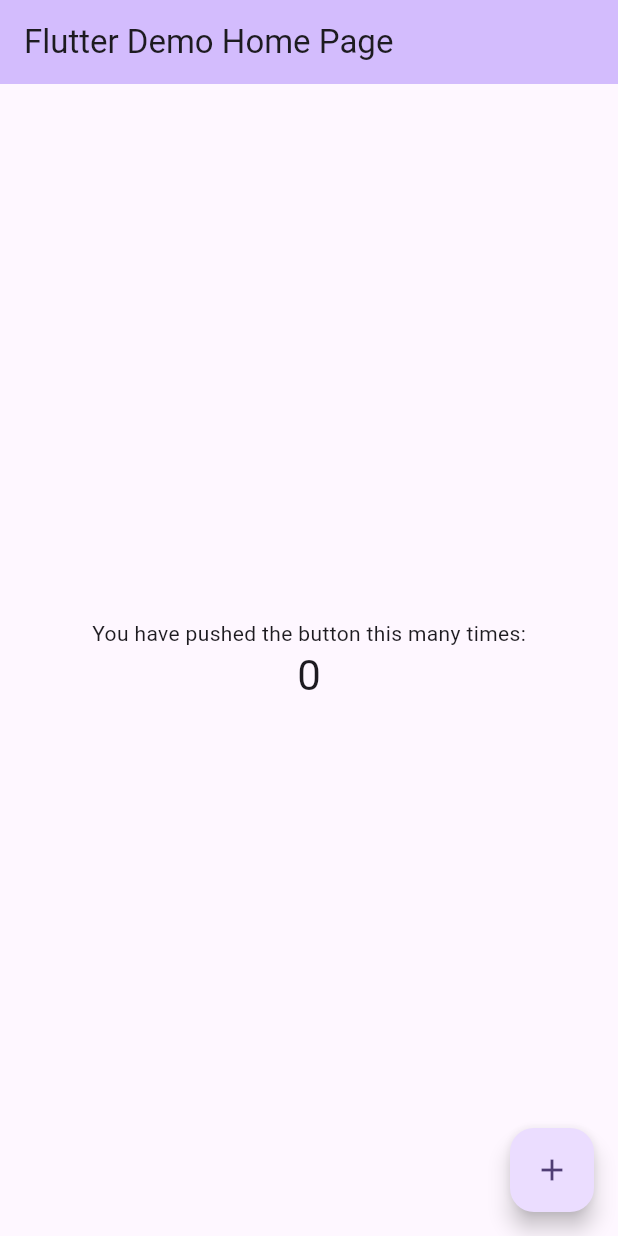
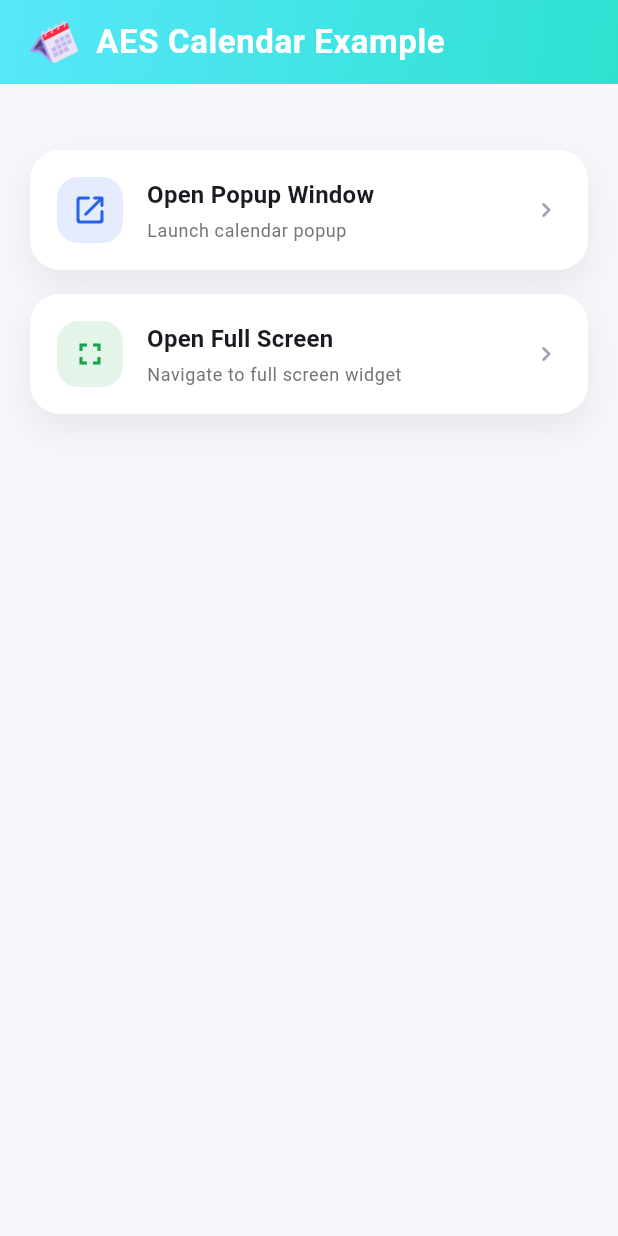
Before and after one commit to aesperts/aes_calendar, a Flutter app: the screen it shows after launch, on a phone screen of 412 x 824 dp. Run offline on Flutter 3.47's test engine with Material 3 defaults, Android fonts, the phone set to English and light mode, and no system bars.

Commit message:
feat: full theme/text customization, dialog + full-screen modes, example UI and docs
- Add AesCalendarTheme and AesCalendarTexts for colors, styles, and labels
- Add AesCalendarDefaults.themeOf(context) for theme-aware defaults
- Support dialog mode via AesCalendar.show() and embedded widget mode
- Add monthLabelBuilder for custom month header
- Replace deprecated withOpacity with withValues(alpha:)
- Restyle example: gradient header, popup and full-screen cards
- Update README with screenshots, usage, and customization
- Update CHANGELOG for 0.0.3

````diff
--- a/example/lib/main.dart
+++ b/example/lib/main.dart
@@ -1,3 +1,4 @@
+import 'package:aes_calendar/aes_calendar.dart';
 import 'package:flutter/material.dart';
 
 void main() {
@@ -7,116 +8,255 @@ void main() {
 class MyApp extends StatelessWidget {
   const MyApp({super.key});
 
-  // This widget is the root of your application.
   @override
   Widget build(BuildContext context) {
     return MaterialApp(
-      title: 'Flutter Demo',
+      debugShowCheckedModeBanner: false,
+      title: 'AES Calendar Example',
       theme: ThemeData(
-        // This is the theme of your application.
-        //
-        // TRY THIS: Try running your application with "flutter run". You'll see
-        // the application has a purple toolbar. Then, without quitting the app,
-        // try changing the seedColor in the colorScheme below to Colors.green
-        // and then invoke "hot reload" (save your changes or press the "hot
-        // reload" button in a Flutter-supported IDE, or press "r" if you used
-        // the command line to start the app).
-        //
-        // Notice that the counter didn't reset back to zero; the application
-        // state is not lost during the reload. To reset the state, use hot
-        // restart instead.
-        //
-        // This works for code too, not just values: Most code changes can be
-        // tested with just a hot reload.
-        colorScheme: ColorScheme.fromSeed(seedColor: Colors.deepPurple),
+        colorScheme: ColorScheme.fromSeed(seedColor: const Color(0xff2563EB)),
+        useMaterial3: true,
       ),
-      home: const MyHomePage(title: 'Flutter Demo Home Page'),
+      home: const AesCalendarExamplePage(),
     );
   }
 }
 
-class MyHomePage extends StatefulWidget {
-  const MyHomePage({super.key, required this.title});
-
-  // This widget is the home page of your application. It is stateful, meaning
-  // that it has a State object (defined below) that contains fields that affect
-  // how it looks.
-
-  // This class is the configuration for the state. It holds the values (in this
-  // case the title) provided by the parent (in this case the App widget) and
-  // used by the build method of the State. Fields in a Widget subclass are
-  // always marked "final".
-
-  final String title;
-
-  @override
-  State<MyHomePage> createState() => _MyHomePageState();
-}
-
-class _MyHomePageState extends State<MyHomePage> {
-  int _counter = 0;
-
-  void _incrementCounter() {
-    setState(() {
-      // This call to setState tells the Flutter framework that something has
-      // changed in this State, which causes it to rerun the build method below
-      // so that the display can reflect the updated values. If we changed
-      // _counter without calling setState(), then the build method would not be
-      // called again, and so nothing would appear to happen.
-      _counter++;
-    });
-  }
+class AesCalendarExamplePage extends StatelessWidget {
+  const AesCalendarExamplePage({super.key});
 
   @override
   Widget build(BuildContext context) {
-    // This method is rerun every time setState is called, for instance as done
-    // by the _incrementCounter method above.
-    //
-    // The Flutter framework has been optimized to make rerunning build methods
-    // fast, so that you can just rebuild anything that needs updating rather
-    // than having to individually change instances of widgets.
+    final theme = Theme.of(context);
+
     return Scaffold(
+      backgroundColor: const Color(0xffF5F7FB),
+
+      /// Gradient header similar to the screenshot
       appBar: AppBar(
-        // TRY THIS: Try changing the color here to a specific color (to
-        // Colors.amber, perhaps?) and trigger a hot reload to see the AppBar
-        // change color while the other colors stay the same.
-        backgroundColor: Theme.of(context).colorScheme.inversePrimary,
-        // Here we take the value from the MyHomePage object that was created by
-        // the App.build method, and use it to set our appbar title.
-        title: Text(widget.title),
+        elevation: 0,
+        automaticallyImplyLeading: false,
+        flexibleSpace: Container(
+          decoration: const BoxDecoration(
+            gradient: LinearGradient(
+              begin: Alignment.topLeft,
+              end: Alignment.bottomRight,
+              colors: [
+                Color(0xff58e7fb),
+                Color(0xff2de1d0),
+              ],
+            ),
+          ),
+          child: SafeArea(
+            bottom: false,
+            child: Padding(
+              padding: const EdgeInsets.symmetric(
+                horizontal: 20,
+                vertical: 14,
+              ),
+              child: Row(
+                children: [
+                  Center(
+                      child: Image.asset(
+                    "assets/calendar.png",
+                    height: 32,
+                    width: 32,
+                    fit: BoxFit.fill,
+                  )),
+                  const SizedBox(width: 12),
+                  Text(
+                    'AES Calendar Example',
+                    style: theme.textTheme.titleLarge?.copyWith(
+                      color: Colors.white,
+                      fontWeight: FontWeight.w700,
+                      letterSpacing: 0.4,
+                    ),
+                  ),
+                ],
+              ),
+            ),
+          ),
+        ),
       ),
-      body: Center(
-        // Center is a layout widget. It takes a single child and positions it
-        // in the middle of the parent.
-        child: Column(
-          // Column is also a layout widget. It takes a list of children and
-          // arranges them vertically. By default, it sizes itself to fit its
-          // children horizontally, and tries to be as tall as its parent.
-          //
-          // Column has various properties to control how it sizes itself and
-          // how it positions its children. Here we use mainAxisAlignment to
-          // center the children vertically; the main axis here is the vertical
-          // axis because Columns are vertical (the cross axis would be
-          // horizontal).
-          //
-          // TRY THIS: Invoke "debug painting" (choose the "Toggle Debug Paint"
-          // action in the IDE, or press "p" in the console), to see the
-          // wireframe for each widget.
-          mainAxisAlignment: MainAxisAlignment.center,
-          children: <Widget>[
-            const Text('You have pushed the button this many times:'),
-            Text(
-              '$_counter',
-              style: Theme.of(context).textTheme.headlineMedium,
+
+      /// Body with two mode cards
+      body: Padding(
+        padding: const EdgeInsets.all(20),
+        child: Center(
+          child: ConstrainedBox(
+            constraints: const BoxConstraints(maxWidth: 420),
+            child: Column(
+              crossAxisAlignment: CrossAxisAlignment.stretch,
+              children: [
+                const SizedBox(height: 24),
+
+                /// Dialog popup option
+                _ModeCard(
+                  icon: Icons.open_in_new_rounded,
+                  iconColor: const Color(0xff2563EB),
+                  title: 'Open Popup Window',
+                  subtitle: 'Launch calendar popup',
+                  onTap: () async {
+                    final selected = await AesCalendar.show(
+                      context,
+                      endDate: DateTime(2030),
+                    );
+
+                    if (selected != null && context.mounted) {
+                      ScaffoldMessenger.of(context).showSnackBar(
+                        SnackBar(
+                          content: Text(
+                            'Selected date: ${selected.toLocal()}',
+                          ),
+                        ),
+                      );
+                    }
+                  },
+                ),
+
+                const SizedBox(height: 16),
+
+                /// Full-screen / widget option
+                _ModeCard(
+                  icon: Icons.fullscreen,
+                  iconColor: const Color(0xff16A34A),
+                  title: 'Open Full Screen',
+                  subtitle: 'Navigate to full screen widget',
+                  onTap: () {
+                    Navigator.push(
+                      context,
+                      MaterialPageRoute(
+                        builder: (context) => const FullScreenCalendarPage(),
+                      ),
+                    );
+                  },
+                ),
+              ],
+            ),
+          ),
+        ),
+      ),
+    );
+  }
+}
+
+/// Card used for the two calendar modes.
+class _ModeCard extends StatelessWidget {
+  final IconData icon;
+  final Color iconColor;
+  final String title;
+  final String subtitle;
+  final VoidCallback onTap;
+
+  const _ModeCard({
+    required this.icon,
+    required this.iconColor,
+    required this.title,
+    required this.subtitle,
+    required this.onTap,
+  });
+
+  @override
+  Widget build(BuildContext context) {
+    final theme = Theme.of(context);
+
+    return InkWell(
+      borderRadius: BorderRadius.circular(20),
+      onTap: onTap,
+      child: Container(
+        padding: const EdgeInsets.all(18),
+        decoration: BoxDecoration(
+          color: Colors.white,
+          borderRadius: BorderRadius.circular(20),
+          boxShadow: [
+            BoxShadow(
+              blurRadius: 18,
+              spreadRadius: 1,
+              color: Colors.black.withValues(alpha: .06),
+              offset: const Offset(0, 10),
+            ),
+          ],
+        ),
+        child: Row(
+          children: [
+            Container(
+              width: 44,
+              height: 44,
+              decoration: BoxDecoration(
+                color: iconColor.withValues(alpha: .12),
+                borderRadius: BorderRadius.circular(14),
+              ),
+              child: Icon(
+                icon,
+                color: iconColor,
+                size: 24,
+              ),
+            ),
+            const SizedBox(width: 16),
+            Expanded(
+              child: Column(
+                crossAxisAlignment: CrossAxisAlignment.start,
+                children: [
+                  Text(
+                    title,
+                    style: theme.textTheme.titleMedium?.copyWith(
+                      fontWeight: FontWeight.w600,
+                    ),
+                  ),
+                  const SizedBox(height: 4),
+                  Text(
+                    subtitle,
+                    style: theme.textTheme.bodySmall?.copyWith(
+                      color: Colors.grey.shade600,
+                    ),
+                  ),
+                ],
+              ),
+            ),
+            const Icon(
+              Icons.chevron_right_rounded,
+              size: 20,
+              color: Color(0xff9CA3AF),
             ),
           ],
         ),
       ),
-      floatingActionButton: FloatingActionButton(
-        onPressed: _incrementCounter,
-        tooltip: 'Increment',
-        child: const Icon(Icons.add),
-      ), // This trailing comma makes auto-formatting nicer for build methods.
     );
   }
 }
+
+/// Full screen calendar page using the widget mode.
+class FullScreenCalendarPage extends StatefulWidget {
+  const FullScreenCalendarPage({super.key});
+
+  @override
+  State<FullScreenCalendarPage> createState() => _FullScreenCalendarPageState();
+}
+
+class _FullScreenCalendarPageState extends State<FullScreenCalendarPage> {
+  DateTime _selectedDate = DateTime.now();
+
+  @override
+  Widget build(BuildContext context) {
+    final theme = Theme.of(context);
+
+    return Scaffold(
+      appBar: AppBar(
+        title: const Text('Full Screen Calendar'),
+      ),
+      body: Padding(
+          padding: const EdgeInsets.all(16),
+          child: Center(
+            child: AesCalendar(
+              selectedDate: _selectedDate,
+              endDate: DateTime(2030),
+              onDateSelected: (date) {
+                setState(() {
+                  _selectedDate = date;
+                });
+              },
+            ),
+          )),
+    );
+  }
+}
--- a/example/pubspec.yaml
+++ b/example/pubspec.yaml
@@ -12,5 +12,10 @@ dependencies:
   aes_calendar:
     path: ../
 
+dev_dependencies:
+  flutter_lints: ^6.0.0
+
 flutter:
   uses-material-design: true
+  assets:
+    - assets/
--- a/lib/aes_calendar.dart
+++ b/lib/aes_calendar.dart
@@ -1,5 +1,3 @@
-library aes_calendar;
-
 /// Main export file for aes_calendar package.
 ///
 /// Import this file to use the calendar:
@@ -7,5 +5,7 @@ library aes_calendar;
 /// ```dart
 /// import 'package:aes_calendar/aes_calendar.dart';
 /// ```
+library;
 
 export 'src/calendar/aes_calendar.dart';
+export 'src/calendar/aes_calendar_theme.dart';
--- a/pubspec.yaml
+++ b/pubspec.yaml
@@ -1,6 +1,6 @@
 name: aes_calendar
 description: "description: A lightweight and customizable Flutter calendar package featuring year-month selector, wheel picker, and flexible date utilities."
-version: 0.0.2
+version: 0.0.3
 homepage: https://github.com/aesperts/aes_calendar
 
 environment:
@@ -16,7 +16,7 @@ dependencies:
 dev_dependencies:
   flutter_test:
     sdk: flutter
-  flutter_lints: ^5.0.0
+  flutter_lints: ^6.0.0
 
 # For information on the generic Dart part of this file, see the
 # following page: https://dart.dev/tools/pub/pubspec
````
Also changed, not shown: example/main.dart (deleted, +0 -46 lines), lib/src/calendar/aes_calendar.dart (+78 -15 lines), lib/src/calendar/aes_calendar_defaults.dart (added, +35 -0 lines), lib/src/calendar/aes_calendar_theme.dart (added, +70 -0 lines), lib/src/calendar/aes_year_month_picker.dart (+28 -2 lines), lib/src/picker/aes_wheel_picker.dart (+6 -1 lines), assets/Screenshot_1.png (added), assets/Screenshot_2.png (added), assets/Screenshot_3.png (added), assets/screenshot.png (deleted), example/assets/calendar.png (added), 2 other files.
